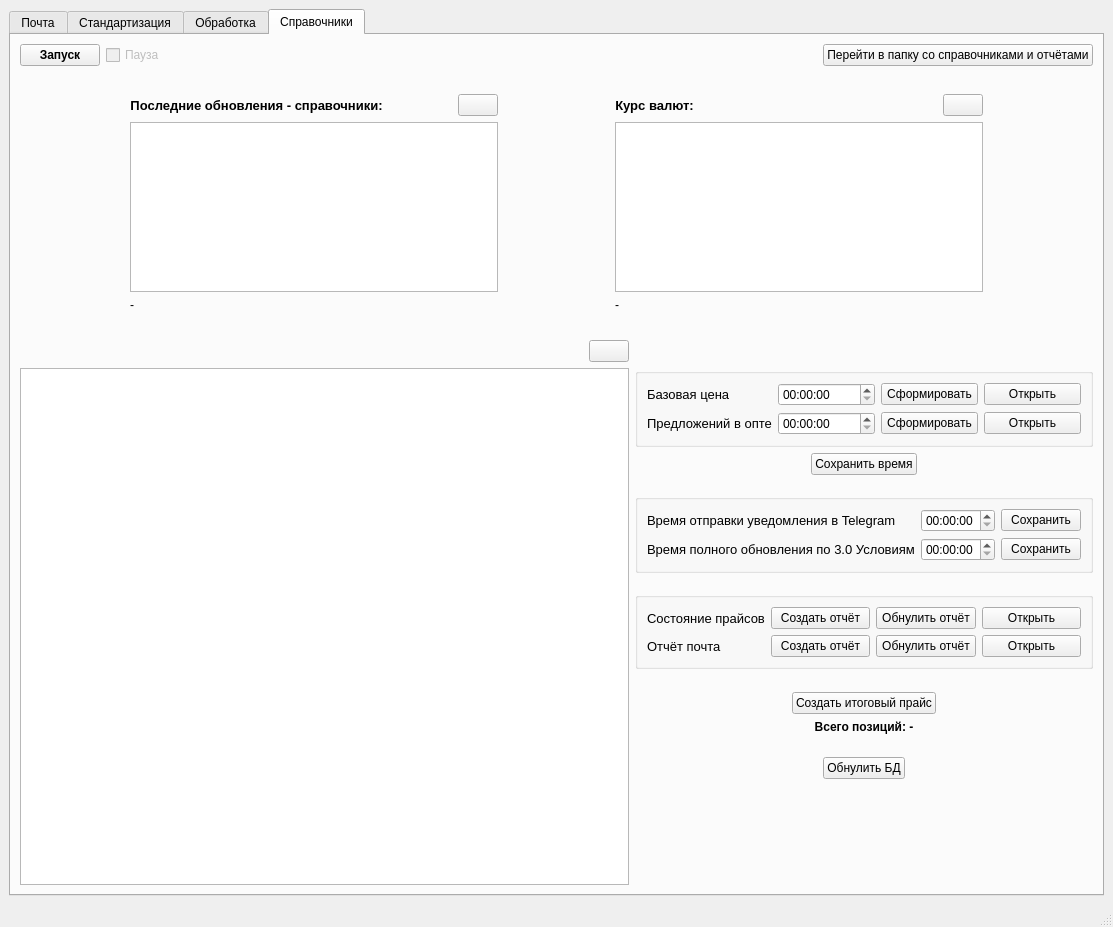
First picture: the form in price_processing_2.ui, repository tmptr1/price_processing, before the edit.
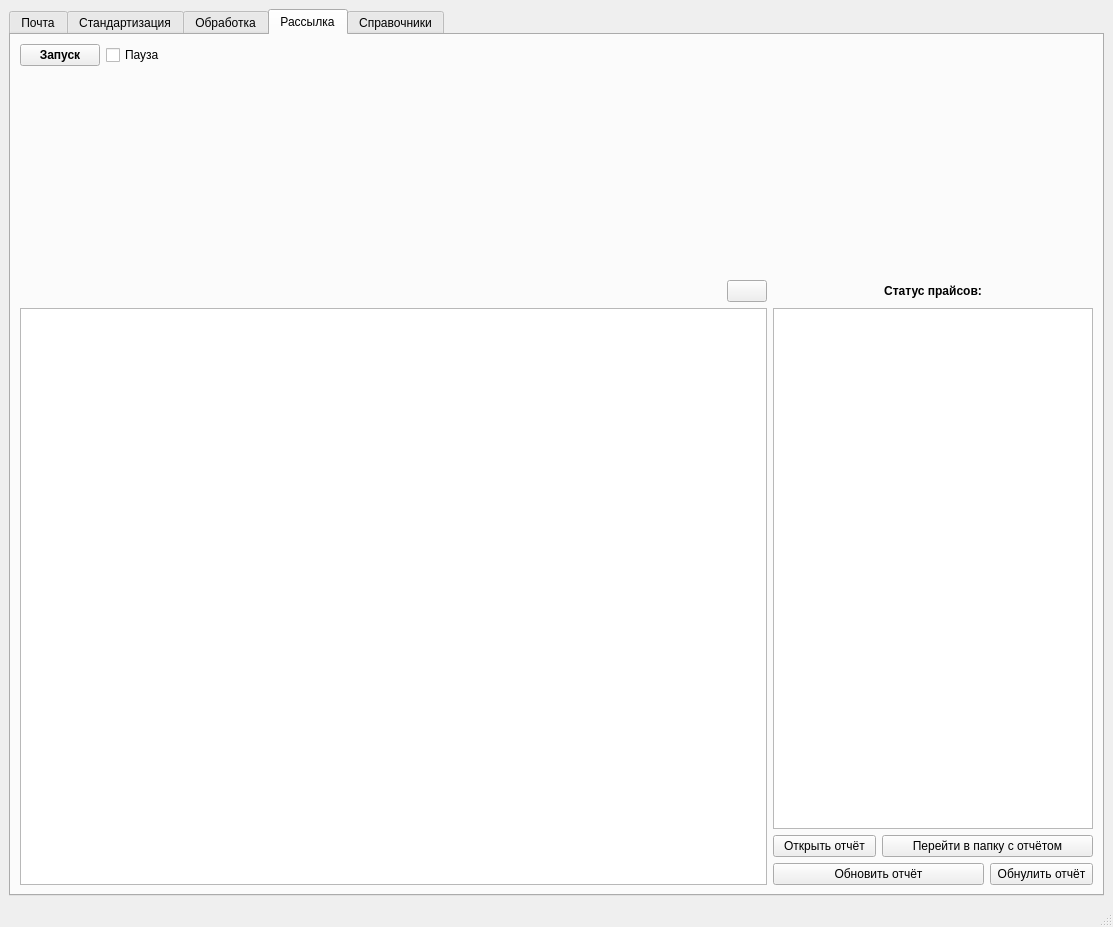
Second picture: the form after the edit. Icons and pictures are not drawn.

Commit message: price sender module v1

Patch:
```diff
--- a/price_processing_2.ui
+++ b/price_processing_2.ui
@@ -1180,6 +1180,197 @@
         </item>
        </layout>
       </widget>
+      <widget class="QWidget" name="tab_5">
+       <attribute name="title">
+        <string>Рассылка</string>
+       </attribute>
+       <layout class="QGridLayout" name="gridLayout_16">
+        <item row="0" column="0">
+         <layout class="QVBoxLayout" name="verticalLayout_8" stretch="3,12,35">
+          <item>
+           <layout class="QHBoxLayout" name="horizontalLayout_25">
+            <item>
+             <widget class="QPushButton" name="StartButton_4">
+              <property name="font">
+               <font>
+                <bold>true</bold>
+               </font>
+              </property>
+              <property name="styleSheet">
+               <string notr="true"/>
+              </property>
+              <property name="text">
+               <string>Запуск</string>
+              </property>
+              <property name="icon">
+               <iconset theme="QIcon::ThemeIcon::MediaPlaybackStart"/>
+              </property>
+             </widget>
+            </item>
+            <item>
+             <widget class="QCheckBox" name="PauseCheckBox_4">
+              <property name="enabled">
+               <bool>true</bool>
+              </property>
+              <property name="text">
+               <string>Пауза</string>
+              </property>
+             </widget>
+            </item>
+            <item>
+             <spacer name="horizontalSpacer_34">
+              <property name="orientation">
+               <enum>Qt::Orientation::Horizontal</enum>
+              </property>
+              <property name="sizeHint" stdset="0">
+               <size>
+                <width>40</width>
+                <height>20</height>
+               </size>
+              </property>
+             </spacer>
+            </item>
+           </layout>
+          </item>
+          <item>
+           <spacer name="verticalSpacer_12">
+            <property name="orientation">
+             <enum>Qt::Orientation::Vertical</enum>
+            </property>
+            <property name="sizeHint" stdset="0">
+             <size>
+              <width>20</width>
+              <height>40</height>
+             </size>
+            </property>
+           </spacer>
+          </item>
+          <item>
+           <layout class="QGridLayout" name="gridLayout_15" columnstretch="7,3">
+            <item row="0" column="0">
+             <layout class="QHBoxLayout" name="horizontalLayout_24">
+              <item>
+               <spacer name="horizontalSpacer_33">
+                <property name="orientation">
+                 <enum>Qt::Orientation::Horizontal</enum>
+                </property>
+                <property name="sizeHint" stdset="0">
+                 <size>
+                  <width>40</width>
+                  <height>20</height>
+                 </size>
+                </property>
+               </spacer>
+              </item>
+              <item>
+               <widget class="QPushButton" name="LogButton_4">
+                <property name="text">
+                 <string/>
+                </property>
+                <property name="icon">
+                 <iconset theme="QIcon::ThemeIcon::FormatJustifyLeft"/>
+                </property>
+               </widget>
+              </item>
+             </layout>
+            </item>
+            <item row="0" column="1">
+             <widget class="QLabel" name="NotMatchedLabel_4">
+              <property name="font">
+               <font>
+                <bold>true</bold>
+               </font>
+              </property>
+              <property name="text">
+               <string>Статус прайсов:</string>
+              </property>
+              <property name="alignment">
+               <set>Qt::AlignmentFlag::AlignCenter</set>
+              </property>
+             </widget>
+            </item>
+            <item row="1" column="0">
+             <widget class="QTextBrowser" name="ConsoleTextBrowser_4">
+              <property name="sizeAdjustPolicy">
+               <enum>QAbstractScrollArea::SizeAdjustPolicy::AdjustToContents</enum>
+              </property>
+             </widget>
+            </item>
+            <item row="1" column="1">
+             <layout class="QVBoxLayout" name="verticalLayout_7">
+              <item>
+               <widget class="QTableView" name="NotMatchedTableView_4"/>
+              </item>
+              <item>
+               <layout class="QGridLayout" name="gridLayout_14">
+                <item row="0" column="0">
+                 <widget class="QPushButton" name="OpenReportButton_4">
+                  <property name="text">
+                   <string>Открыть отчёт</string>
+                  </property>
+                  <property name="icon">
+                   <iconset theme="QIcon::ThemeIcon::DocumentPageSetup"/>
+                  </property>
+                 </widget>
+                </item>
+                <item row="0" column="1" colspan="2">
+                 <widget class="QPushButton" name="ToReportDirButton_4">
+                  <property name="text">
+                   <string>Перейти в папку с отчётом</string>
+                  </property>
+                  <property name="icon">
+                   <iconset theme="QIcon::ThemeIcon::FolderOpen"/>
+                  </property>
+                  <property name="iconSize">
+                   <size>
+                    <width>18</width>
+                    <height>15</height>
+                   </size>
+                  </property>
+                 </widget>
+                </item>
+                <item row="1" column="0" colspan="2">
+                 <widget class="QPushButton" name="UpdateReportButton_4">
+                  <property name="text">
+                   <string>Обновить отчёт</string>
+                  </property>
+                  <property name="icon">
+                   <iconset theme="QIcon::ThemeIcon::SystemReboot"/>
+                  </property>
+                  <property name="iconSize">
+                   <size>
+                    <width>13</width>
+                    <height>13</height>
+                   </size>
+                  </property>
+                 </widget>
+                </item>
+                <item row="1" column="2">
+                 <widget class="QPushButton" name="ResetPriceReportButton_4">
+                  <property name="text">
+                   <string>Обнулить отчёт</string>
+                  </property>
+                  <property name="icon">
+                   <iconset theme="QIcon::ThemeIcon::EditDelete"/>
+                  </property>
+                  <property name="iconSize">
+                   <size>
+                    <width>15</width>
+                    <height>15</height>
+                   </size>
+                  </property>
+                 </widget>
+                </item>
+               </layout>
+              </item>
+             </layout>
+            </item>
+           </layout>
+          </item>
+         </layout>
+        </item>
+       </layout>
+      </widget>
       <widget class="QWidget" name="tab_3">
        <attribute name="title">
         <string>Справочники</string>
```
The commit also changes 10 other files.
